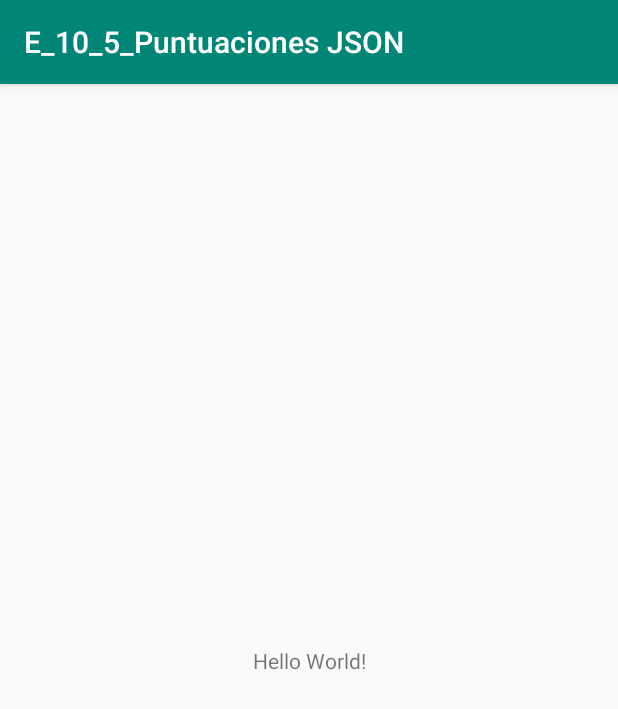
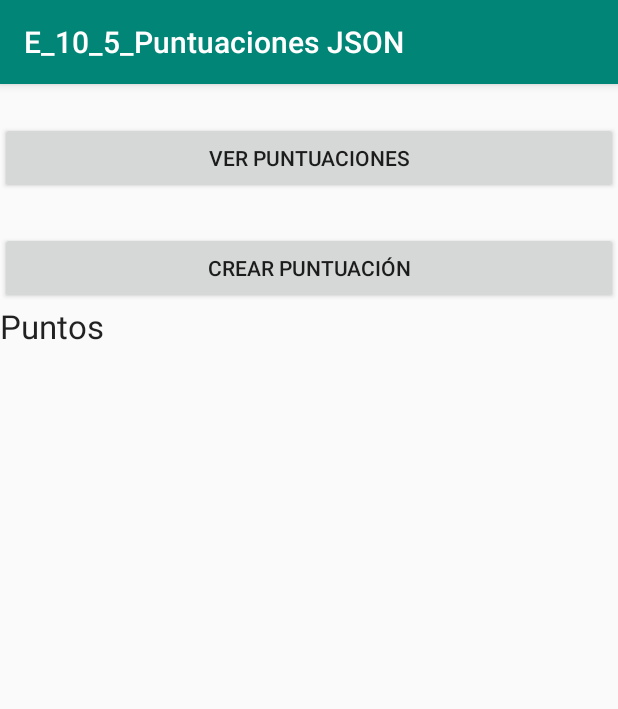
Before and after one commit to quicoGit/2019_puntuacionesJSON, an Android app: the screen it shows after launch (MainActivity), on a phone screen of 412 x 824 dp. Shown: the top 709 px of the screen. Run offline under Robolectric (Android 15) with nearby library versions, the phone set to English and light mode, and no system bars.

Commit message:
Commit terminado Ejercicio 10.5. Servicio web JSON para puntuaciones

```diff
--- a/app/build.gradle
+++ b/app/build.gradle
@@ -20,6 +20,7 @@ android {
             proguardFiles getDefaultProguardFile('proguard-android-optimize.txt'), 'proguard-rules.pro'
         }
     }
+    useLibrary 'org.apache.http.legacy'
 }
 
 dependencies {
--- a/app/src/main/AndroidManifest.xml
+++ b/app/src/main/AndroidManifest.xml
@@ -1,6 +1,8 @@
 <?xml version="1.0" encoding="utf-8"?>
 <manifest xmlns:android="http://schemas.android.com/apk/res/android"
           package="com.plumbaria.e_10_5_puntuacionesjson">
+
+    <uses-permission android:name="android.permission.INTERNET" />
 
     <application
             android:allowBackup="true"
--- a/app/src/main/res/layout/activity_main.xml
+++ b/app/src/main/res/layout/activity_main.xml
@@ -1,19 +1,31 @@
 <?xml version="1.0" encoding="utf-8"?>
-<android.support.constraint.ConstraintLayout
+<LinearLayout
         xmlns:android="http://schemas.android.com/apk/res/android"
-        xmlns:tools="http://schemas.android.com/tools"
-        xmlns:app="http://schemas.android.com/apk/res-auto"
-        android:layout_width="match_parent"
-        android:layout_height="match_parent"
-        tools:context=".MainActivity">
+        android:layout_width="fill_parent"
+        android:layout_height="fill_parent"
+        android:orientation="vertical"
+        android:gravity="center_horizontal">
 
-    <TextView
-            android:layout_width="wrap_content"
+    <Button android:id="@+id/btnVerPuntuaciones"
+            android:layout_width="fill_parent"
             android:layout_height="wrap_content"
-            android:text="Hello World!"
-            app:layout_constraintBottom_toBottomOf="parent"
-            app:layout_constraintLeft_toLeftOf="parent"
-            app:layout_constraintRight_toRightOf="parent"
-            app:layout_constraintTop_toTopOf="parent"/>
+            android:text="Ver puntuaciones"
+            android:layout_marginTop="25dip"/>
 
-</android.support.constraint.ConstraintLayout>
+    <Button android:id="@+id/btnCrearPuntuacion"
+            android:layout_width="fill_parent"
+            android:layout_height="wrap_content"
+            android:text="Crear puntuación"
+            android:layout_marginTop="25dip"/>
+    <ScrollView
+            android:layout_width="fill_parent"
+            android:layout_height="wrap_content">
+        <TextView
+                android:layout_width="match_parent"
+                android:layout_height="wrap_content"
+                android:textAppearance="?android:attr/textAppearanceLarge"
+                android:text="Puntos"
+                android:id="@+id/puntos"/>
+    </ScrollView>
+
+</LinearLayout>
```
Also changed, not shown: app/src/main/java/com/plumbaria/e_10_5_puntuacionesjson/JSONManager.kt (added, +69 -0 lines), app/src/main/java/com/plumbaria/e_10_5_puntuacionesjson/MainActivity.kt (+151 -1 lines).
